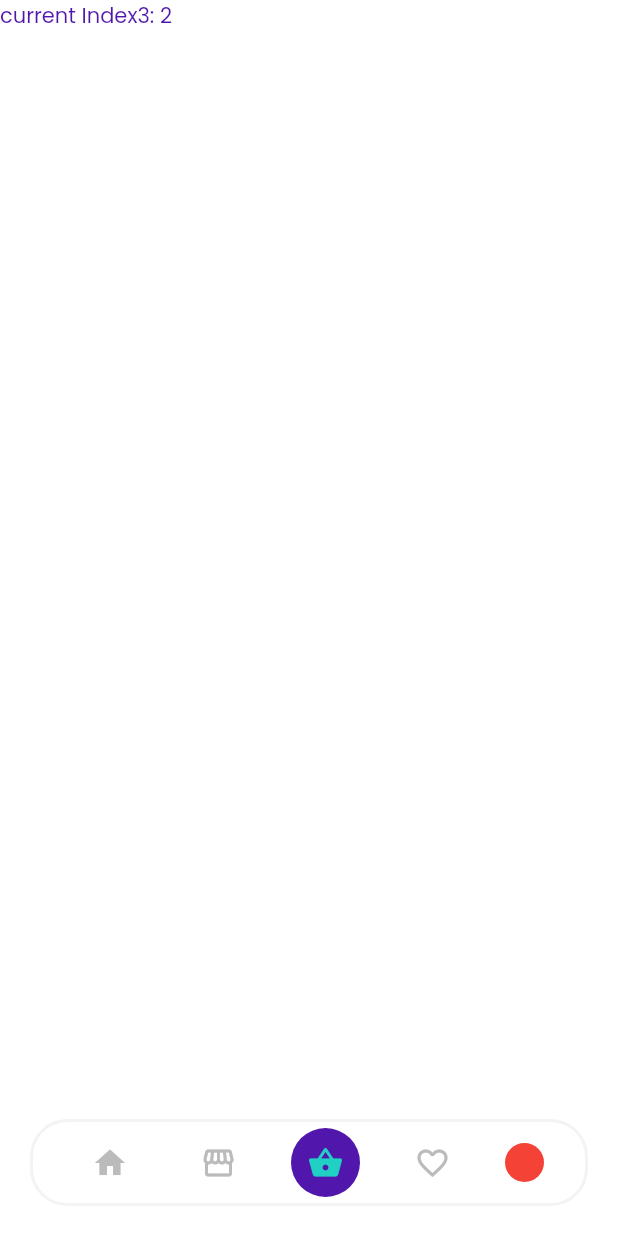
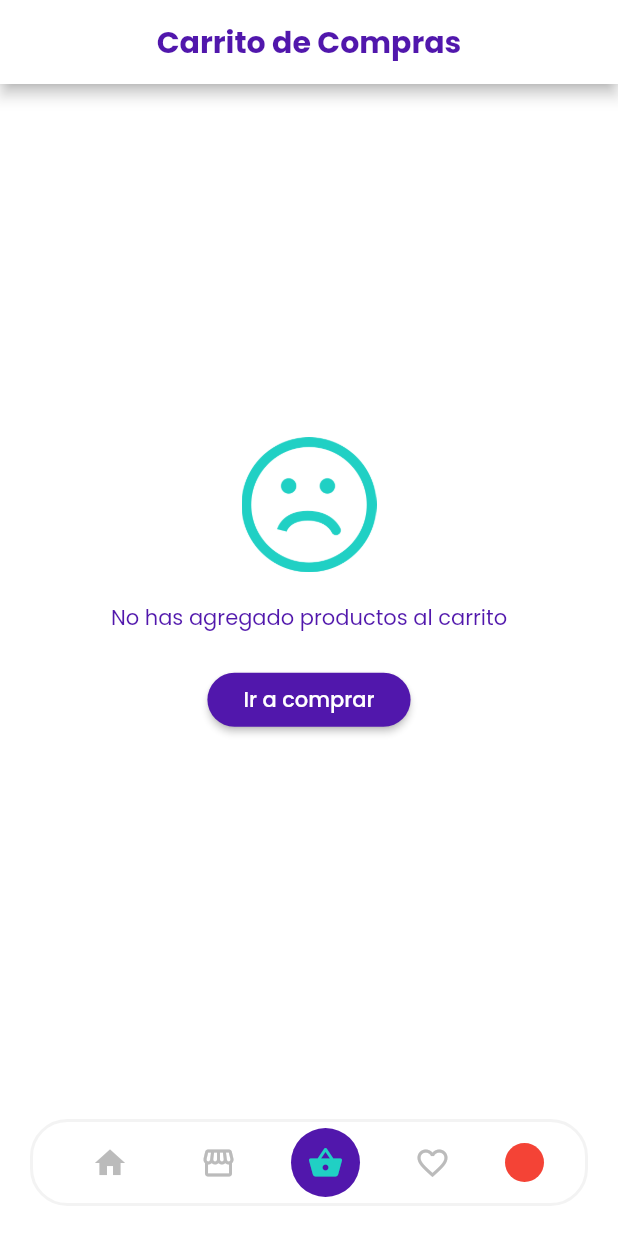
Before and after one commit to DerekMazino/u_commerce_prototype, a Flutter app: the screen it shows after launch, item 3 of the bottom bar chosen, on a phone screen of 412 x 824 dp. Run offline on Flutter 3.47's test engine with Material 2 defaults, Android fonts, the phone set to English and light mode, and no system bars; our stand-ins replace google_fonts.

Commit message:
Empty cart

```diff
--- /dev/null
+++ b/lib/theming_and_state_managment/app/home/cart/cart_screen.dart
@@ -0,0 +1,71 @@
+import 'package:flutter/material.dart';
+import 'package:u_commerce_prototype/theming_and_state_managment/app/theme.dart';
+
+class CartScreen extends StatelessWidget {
+  const CartScreen({Key? key, this.onShoppingg}) : super(key: key);
+  final VoidCallback? onShoppingg;
+  @override
+  Widget build(BuildContext context) {
+    return Scaffold(
+      appBar: AppBar(
+        title: const Center(
+          child: Text(
+            'Carrito de Compras',
+          ),
+        ),
+      ),
+      body: _EmptyCart(
+        onShoppingg: onShoppingg,
+      ),
+    );
+  }
+}
+
+class _EmptyCart extends StatelessWidget {
+  final VoidCallback? onShoppingg;
+  const _EmptyCart({
+    Key? key,
+    this.onShoppingg,
+  }) : super(key: key);
+
+  @override
+  Widget build(BuildContext context) {
+    return Column(
+      crossAxisAlignment: CrossAxisAlignment.stretch,
+      mainAxisAlignment: MainAxisAlignment.center,
+      children: [
+        Image.asset(
+          'assets/sad.png',
+          color: DeliveryColors.green,
+          height: 90,
+        ),
+        const SizedBox(
+          height: 20,
+        ),
+        Text('No has agregado productos al carrito',
+            style: TextStyle(color: Theme.of(context).accentColor),
+            textAlign: TextAlign.center),
+        const SizedBox(
+          height: 20,
+        ),
+        Center(
+            // ignore: deprecated_member_use
+            child: RaisedButton(
+          child: Padding(
+            padding: const EdgeInsets.symmetric(
+              horizontal: 8,
+            ),
+            child: Text(
+              'Ir a comprar',
+              style: TextStyle(color: DeliveryColors.white),
+            ),
+          ),
+          onPressed: onShoppingg,
+          color: DeliveryColors.purple,
+          shape:
+              RoundedRectangleBorder(borderRadius: BorderRadius.circular(20)),
+        ))
+      ],
+    );
+  }
+}
--- a/lib/theming_and_state_managment/app/home/home_screen.dart
+++ b/lib/theming_and_state_managment/app/home/home_screen.dart
@@ -1,4 +1,5 @@
 import 'package:flutter/material.dart';
+import 'package:u_commerce_prototype/theming_and_state_managment/app/home/cart/cart_screen.dart';
 import 'package:u_commerce_prototype/theming_and_state_managment/app/home/products/products_screen.dart';
 import 'package:u_commerce_prototype/theming_and_state_managment/app/theme.dart';
 
@@ -23,7 +24,13 @@ class _HomeScreenState extends State<HomeScreen> {
             children: [
               ProductsScreen(),
               Text('current Index2: $currentIndex'),
-              Text('current Index3: $currentIndex'),
+              CartScreen(
+                onShoppingg: () {
+                  setState(() {
+                    currentIndex = 0;
+                  });
+                },
+              ),
               Text('current Index4: $currentIndex'),
               Text('current Index5: $currentIndex'),
             ],
--- a/lib/theming_and_state_managment/data/in_memory_products.dart
+++ b/lib/theming_and_state_managment/data/in_memory_products.dart
@@ -5,13 +5,13 @@ final products = [
       available: true,
       image: 'assets/galletas1.jpeg',
       name: 'Galleta Red Velvet',
-      description: 'Delisiosas galletas red velvet con chispas de chocolate',
+      description: 'Deliciosas galletas red velvet con chispas de chocolate',
       price: 1200),
   Product(
       available: true,
       image: 'assets/galletas2.jpeg',
       name: 'Galleta de Coco',
-      description: 'Crocantes y delisiosas! disfrutaras cada mordida',
+      description: 'Crocantes y deliciosas! disfrutaras cada mordida',
       price: 1000),
   Product(
       available: true,
```
Also changed, not shown: assets/sad.png (added).
